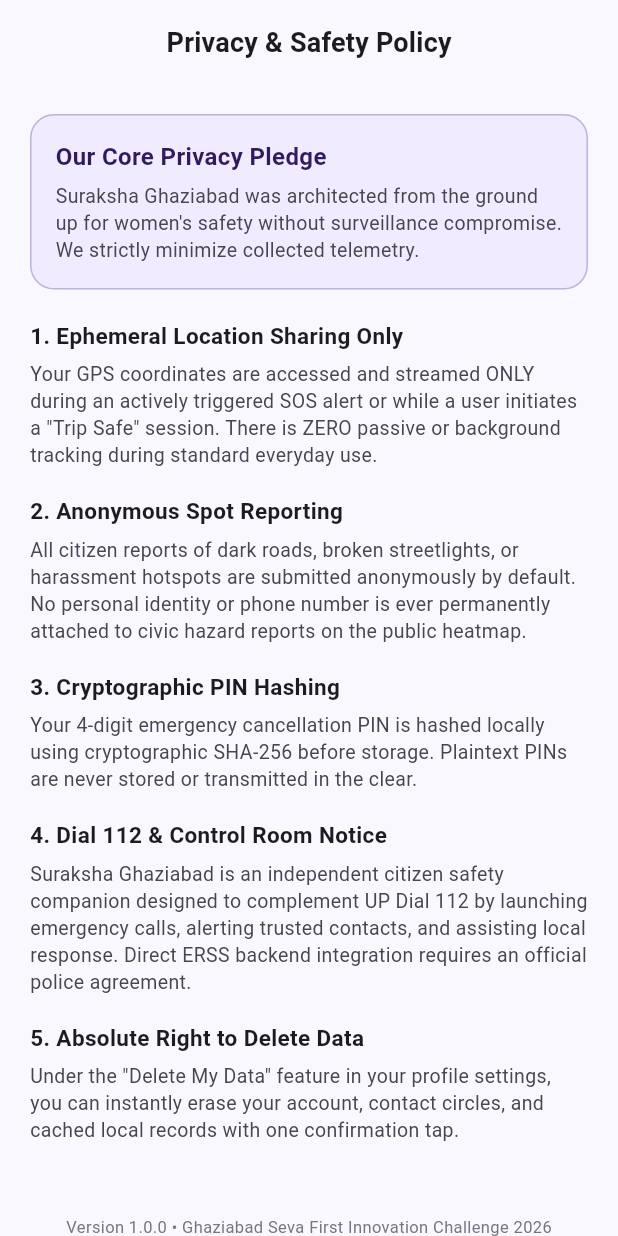
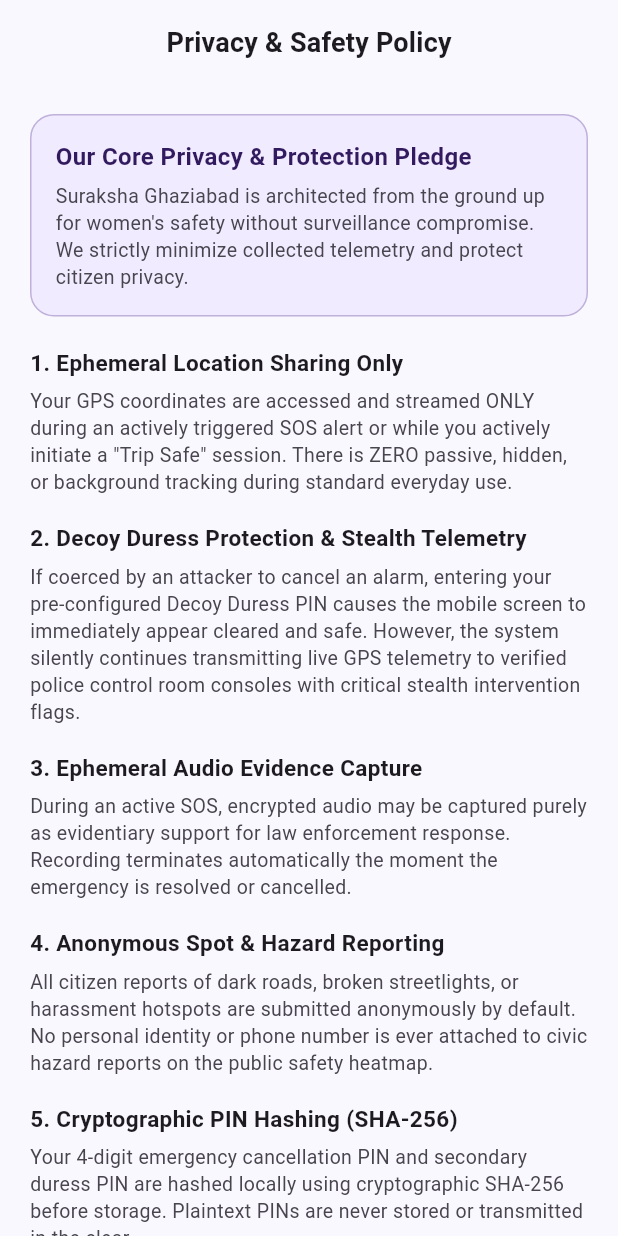
Before and after one commit to adisharma9548/suraksha-ghaziabad, a Flutter app: the PrivacyPolicyScreen screen opened by its route, on a phone screen of 412 x 824 dp. Run offline on Flutter 3.47's test engine with Material 3 defaults, Android fonts, the phone set to English and light mode, and no system bars; our stand-ins replace cloud_firestore, firebase_auth, firebase_core, firebase_messaging, firebase_storage, flutter_map and 6 more; missing offline and left inert: firebase_app_check; accounts and stored records are empty.

Commit message:
feat(phase7): complete repository and SOS state machine tests, update README and privacy policy with ERSS complement and deployment guide

```diff
--- a/lib/data/repositories/firebase/firebase_patrol_repository.dart
+++ b/lib/data/repositories/firebase/firebase_patrol_repository.dart
@@ -12,7 +12,11 @@ class FirebasePatrolRepository implements PatrolRepository {
   final StreamController<List<PatrolUnitModel>> _unitsController =
       StreamController<List<PatrolUnitModel>>.broadcast();
 
-  FirebasePatrolRepository({this.firestore});
+  FirebasePatrolRepository({this.firestore, List<PatrolUnitModel>? initialUnits}) {
+    if (initialUnits != null) {
+      _cachedUnits.addAll(initialUnits);
+    }
+  }
 
   bool get _isFirebaseAvailable => Firebase.apps.isNotEmpty;
   FirebaseFirestore get _effectiveFirestore =>
--- a/lib/features/profile/screens/privacy_policy_screen.dart
+++ b/lib/features/profile/screens/privacy_policy_screen.dart
@@ -22,11 +22,11 @@ class PrivacyPolicyScreen extends StatelessWidget {
                 borderRadius: BorderRadius.circular(16),
                 border: Border.all(color: AppColors.primaryPurple.withOpacity(0.3)),
               ),
-              child: Column(
+              child: const Column(
                 crossAxisAlignment: CrossAxisAlignment.start,
-                children: const [
+                children: [
                   Text(
-                    'Our Core Privacy Pledge',
+                    'Our Core Privacy & Protection Pledge',
                     style: TextStyle(
                       fontSize: 16,
                       fontWeight: FontWeight.bold,
@@ -35,7 +35,7 @@ class PrivacyPolicyScreen extends StatelessWidget {
                   ),
                   SizedBox(height: 6),
                   Text(
-                    'Suraksha Ghaziabad was architected from the ground up for women\'s safety without surveillance compromise. We strictly minimize collected telemetry.',
+                    'Suraksha Ghaziabad is architected from the ground up for women\'s safety without surveillance compromise. We strictly minimize collected telemetry and protect citizen privacy.',
                     style: TextStyle(fontSize: 13, color: AppColors.textSecondaryLight, height: 1.35),
                   ),
                 ],
@@ -43,40 +43,52 @@ class PrivacyPolicyScreen extends StatelessWidget {
             ),
             const SizedBox(height: 20),
 
-            _PolicySection(
+            const _PolicySection(
               title: '1. Ephemeral Location Sharing Only',
               content:
-                  'Your GPS coordinates are accessed and streamed ONLY during an actively triggered SOS alert or while a user initiates a "Trip Safe" session. There is ZERO passive or background tracking during standard everyday use.',
+                  'Your GPS coordinates are accessed and streamed ONLY during an actively triggered SOS alert or while you actively initiate a "Trip Safe" session. There is ZERO passive, hidden, or background tracking during standard everyday use.',
             ),
 
-            _PolicySection(
-              title: '2. Anonymous Spot Reporting',
+            const _PolicySection(
+              title: '2. Decoy Duress Protection & Stealth Telemetry',
               content:
-                  'All citizen reports of dark roads, broken streetlights, or harassment hotspots are submitted anonymously by default. No personal identity or phone number is ever permanently attached to civic hazard reports on the public heatmap.',
+                  'If coerced by an attacker to cancel an alarm, entering your pre-configured Decoy Duress PIN causes the mobile screen to immediately appear cleared and safe. However, the system silently continues transmitting live GPS telemetry to verified police control room consoles with critical stealth intervention flags.',
             ),
 
-            _PolicySection(
-              title: '3. Cryptographic PIN Hashing',
+            const _PolicySection(
+              title: '3. Ephemeral Audio Evidence Capture',
               content:
-                  'Your 4-digit emergency cancellation PIN is hashed locally using cryptographic SHA-256 before storage. Plaintext PINs are never stored or transmitted in the clear.',
+                  'During an active SOS, encrypted audio may be captured purely as evidentiary support for law enforcement response. Recording terminates automatically the moment the emergency is resolved or cancelled.',
             ),
 
-            _PolicySection(
-              title: '4. Dial 112 & Control Room Notice',
+            const _PolicySection(
+              title: '4. Anonymous Spot & Hazard Reporting',
+              content:
+                  'All citizen reports of dark roads, broken streetlights, or harassment hotspots are submitted anonymously by default. No personal identity or phone number is ever attached to civic hazard reports on the public safety heatmap.',
+            ),
+
+            const _PolicySection(
+              title: '5. Cryptographic PIN Hashing (SHA-256)',
+              content:
+                  'Your 4-digit emergency cancellation PIN and secondary duress PIN are hashed locally using cryptographic SHA-256 before storage. Plaintext PINs are never stored or transmitted in the clear.',
+            ),
+
+            const _PolicySection(
+              title: '6. Dial 112 & Control Room Notice',
               content: AppConstants.policeIntegrationNotice,
             ),
 
-            _PolicySection(
-              title: '5. Absolute Right to Delete Data',
+            const _PolicySection(
+              title: '7. Absolute Right to Delete Data',
               content:
                   'Under the "Delete My Data" feature in your profile settings, you can instantly erase your account, contact circles, and cached local records with one confirmation tap.',
             ),
 
             const SizedBox(height: 30),
-            Center(
+            const Center(
               child: Text(
-                'Version 1.0.0 • ${AppConstants.eventName}',
-                style: const TextStyle(fontSize: 11, color: AppColors.textHintLight),
+                'Version 1.0.0 • Ghaziabad Seva First Innovation Challenge 2026',
+                style: TextStyle(fontSize: 11, color: AppColors.textHintLight),
               ),
             ),
             const SizedBox(height: 20),
```
Also changed, not shown: 2 other files.
